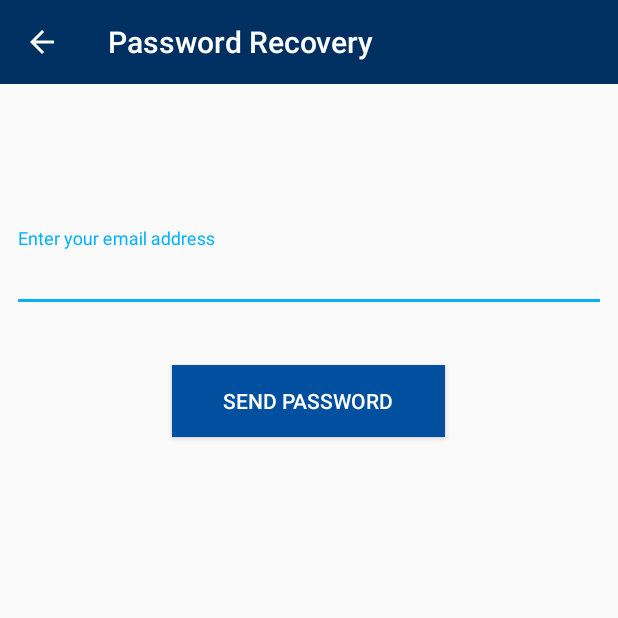
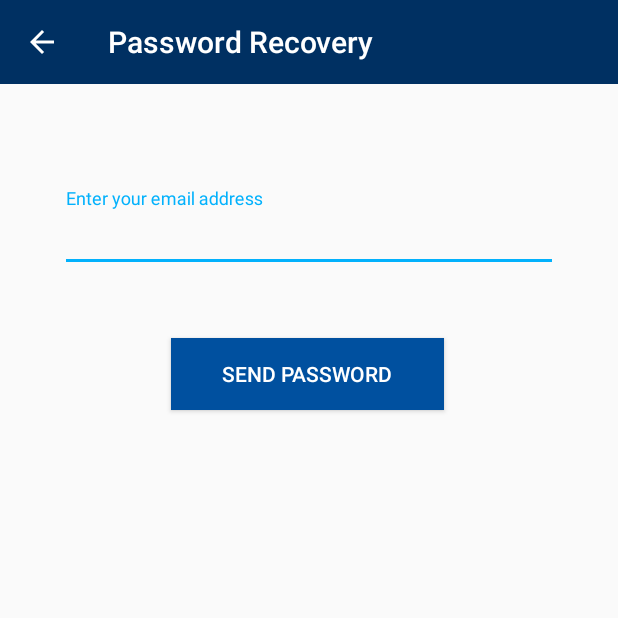
Before and after one commit to Alvaroe13/ChatUp, an Android app: the RecoverPasswordActivity screen opened directly, with no data from a screen before it, on a phone screen of 412 x 824 dp, the top half of it. Run offline under Robolectric (Android 15) with nearby library versions, the phone set to English and light mode, and no system bars; our stand-ins replace Firebase (no records; nobody signed in at launch, a user with empty details on screens opened directly).

Commit message:
fixed design in recover password layout

```diff
--- a/app/src/main/res/layout/activity_recover_password.xml
+++ b/app/src/main/res/layout/activity_recover_password.xml
@@ -1,10 +1,11 @@
 <?xml version="1.0" encoding="utf-8"?>
-<android.support.constraint.ConstraintLayout
+<RelativeLayout
     xmlns:android="http://schemas.android.com/apk/res/android"
     xmlns:app="http://schemas.android.com/apk/res-auto"
     xmlns:tools="http://schemas.android.com/tools"
     android:layout_width="match_parent"
     android:layout_height="match_parent"
+    android:orientation="vertical"
     tools:context=".Activities.RecoverPasswordActivity"
     tools:layout_editor_absoluteY="25dp">
 
@@ -18,16 +19,15 @@
         android:id="@+id/recoverPassword"
         android:layout_width="match_parent"
         android:layout_height="wrap_content"
-        android:layout_marginTop="96dp"
-        app:layout_constraintEnd_toEndOf="parent"
-        app:layout_constraintStart_toStartOf="parent"
-        app:layout_constraintTop_toBottomOf="@+id/toolbarRecovery">
+        android:layout_marginLeft="40dp"
+        android:layout_marginStart="40dp"
+        android:layout_marginRight="40dp"
+        android:layout_marginEnd="40dp"
+        android:layout_marginTop="125dp" >
 
         <android.support.design.widget.TextInputEditText
             android:layout_width="match_parent"
             android:layout_height="wrap_content"
-            android:layout_marginLeft="8dp"
-            android:layout_marginRight="8dp"
             android:hint="@string/enterEmail"
             android:inputType="text" />
 
@@ -39,38 +39,24 @@
         android:layout_height="wrap_content"
         android:layout_marginStart="114dp"
         android:layout_marginLeft="114dp"
-        android:layout_marginTop="35dp"
+        android:layout_marginTop="225dp"
         android:layout_marginEnd="115dp"
         android:layout_marginRight="115dp"
         android:background="@color/colorPrimaryDark"
         android:text="@string/sendPassword"
-        android:textColor="@color/color_white"
-        app:layout_constraintEnd_toEndOf="parent"
-        app:layout_constraintStart_toStartOf="parent"
-        app:layout_constraintTop_toBottomOf="@+id/recoverPassword" />
+        android:textColor="@color/color_white"  />
 
     <FrameLayout
         android:id="@+id/frameLayout"
-        android:layout_width="wrap_content"
-        android:layout_height="wrap_content"
-        android:layout_marginStart="8dp"
-        android:layout_marginLeft="8dp"
-        android:layout_marginTop="8dp"
-        android:layout_marginEnd="8dp"
-        android:layout_marginRight="8dp"
-        android:layout_marginBottom="8dp"
-        app:layout_constraintBottom_toTopOf="@+id/coordinatorLayout"
-        app:layout_constraintEnd_toEndOf="parent"
-        app:layout_constraintStart_toStartOf="parent"
-        app:layout_constraintTop_toTopOf="@+id/toolbarRecovery">
+        android:layout_width="match_parent"
+        android:layout_height="match_parent">
 
         <ProgressBar
             android:id="@+id/recoveryProgressBar"
             android:layout_width="45dp"
             android:layout_height="45dp"
-            android:layout_gravity="center"
-            android:visibility="invisible" />
-
+            android:visibility="invisible"
+            android:layout_gravity="center"/>
 
     </FrameLayout>
 
@@ -78,11 +64,10 @@
         android:id="@+id/coordinatorLayout"
         android:layout_width="match_parent"
         android:layout_height="45dp"
-        app:layout_constraintBottom_toBottomOf="parent"
-        app:layout_constraintEnd_toEndOf="parent"
-        app:layout_constraintStart_toStartOf="parent">
-
+        android:layout_alignParentBottom="true">
 
     </android.support.design.widget.CoordinatorLayout>
 
-</android.support.constraint.ConstraintLayout>
+
+
+</RelativeLayout>
```
Also changed, not shown: 1 other file.
